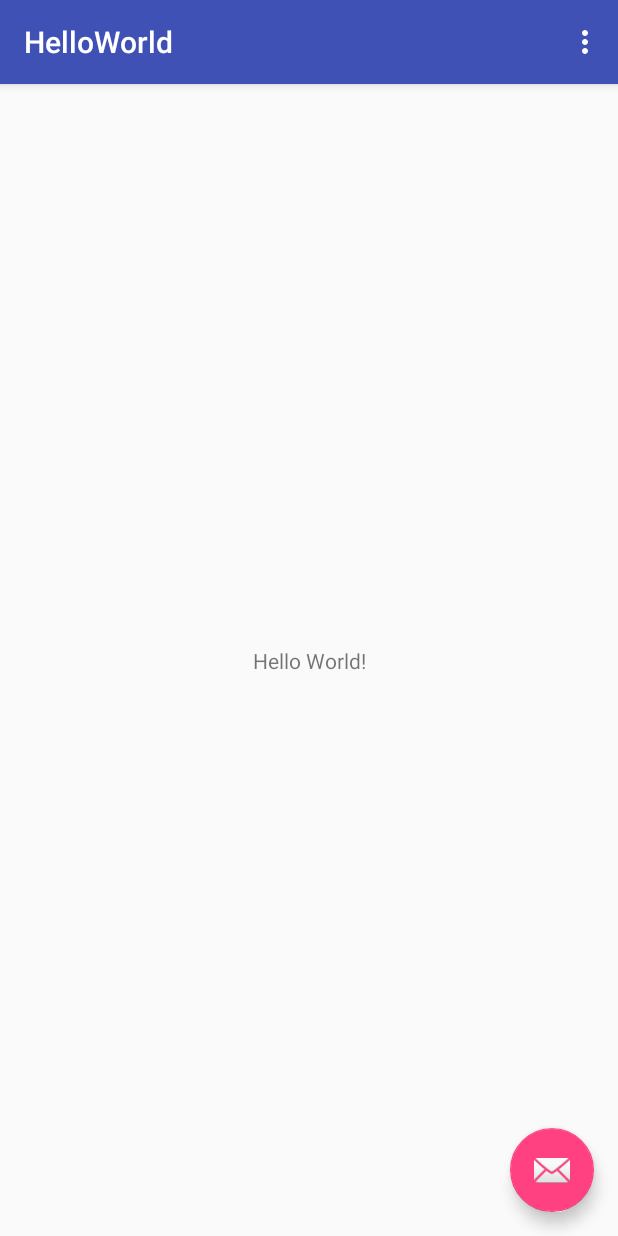
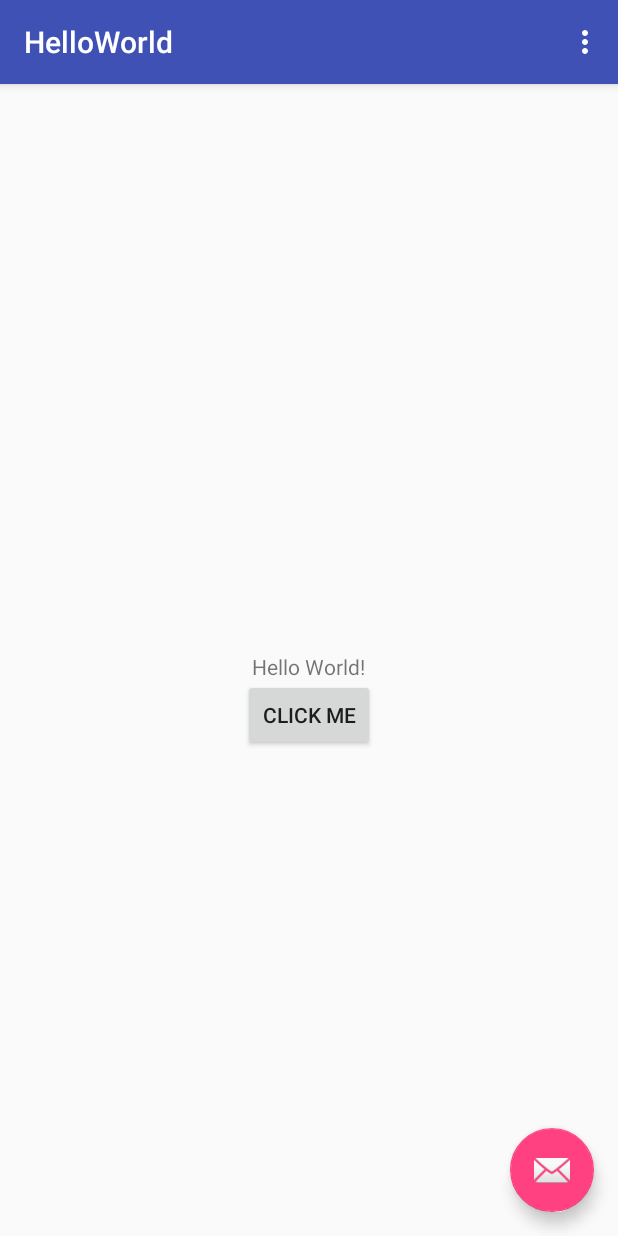
Before and after one commit to jdpp95/MobileDevUN, an Android app: the screen it shows after launch (MainActivity), on a phone screen of 412 x 824 dp. Run offline under Robolectric (Android 15) with nearby library versions, the light colour scheme and no system bars.

Commit message:
Hello world message

```diff
--- a/app/src/main/java/com/jdpp95/helloworld/MainActivity.java
+++ b/app/src/main/java/com/jdpp95/helloworld/MainActivity.java
@@ -5,9 +5,10 @@ import android.support.design.widget.FloatingActionButton;
 import android.support.design.widget.Snackbar;
 import android.support.v7.app.AppCompatActivity;
 import android.support.v7.widget.Toolbar;
-import android.view.View;
 import android.view.Menu;
 import android.view.MenuItem;
+import android.view.View;
+import android.widget.Toast;
 
 public class MainActivity extends AppCompatActivity {
 
@@ -49,4 +50,8 @@ public class MainActivity extends AppCompatActivity {
 
         return super.onOptionsItemSelected(item);
     }
+
+    public void button_Click(View view) {
+        Toast.makeText(this, "This Hello World! app has been developed by Juan David Porras for the subject \"Mobile App Development\".",Toast.LENGTH_LONG).show();
+    }
 }
--- a/app/src/main/res/layout/content_main.xml
+++ b/app/src/main/res/layout/content_main.xml
@@ -2,19 +2,31 @@
 <android.support.constraint.ConstraintLayout xmlns:android="http://schemas.android.com/apk/res/android"
     xmlns:app="http://schemas.android.com/apk/res-auto"
     xmlns:tools="http://schemas.android.com/tools"
-    android:layout_width="match_parent"
-    android:layout_height="match_parent"
+    android:layout_width="wrap_content"
+    android:layout_height="wrap_content"
+    android:layout_gravity="center"
     app:layout_behavior="@string/appbar_scrolling_view_behavior"
     tools:context=".MainActivity"
     tools:showIn="@layout/activity_main">
 
-    <TextView
+    <LinearLayout
         android:layout_width="wrap_content"
         android:layout_height="wrap_content"
-        android:text="Hello World!"
-        app:layout_constraintBottom_toBottomOf="parent"
-        app:layout_constraintLeft_toLeftOf="parent"
-        app:layout_constraintRight_toRightOf="parent"
-        app:layout_constraintTop_toTopOf="parent" />
+        android:gravity="center"
+        android:orientation="vertical">
+
+        <TextView
+            android:layout_width="wrap_content"
+            android:layout_height="18dp"
+            android:text="Hello World!" />
+
+        <Button
+            android:id="@+id/button"
+            android:layout_width="wrap_content"
+            android:layout_height="wrap_content"
+            android:onClick="button_Click"
+            android:text="Click me" />
+
+    </LinearLayout>
 
 </android.support.constraint.ConstraintLayout>
```
